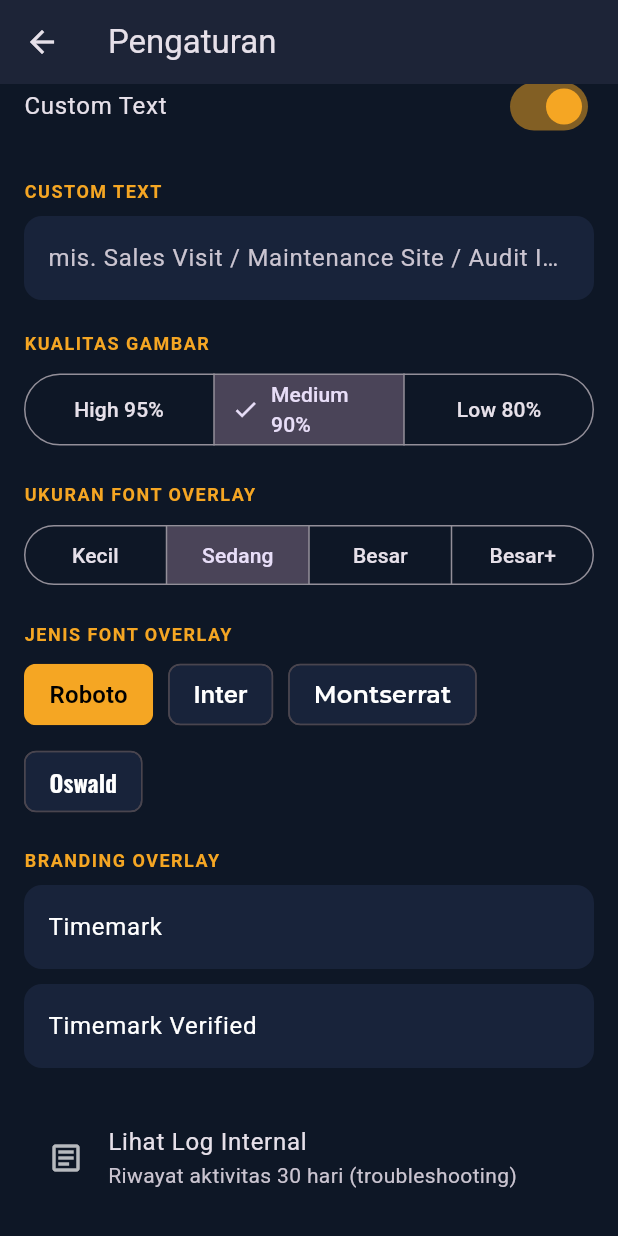
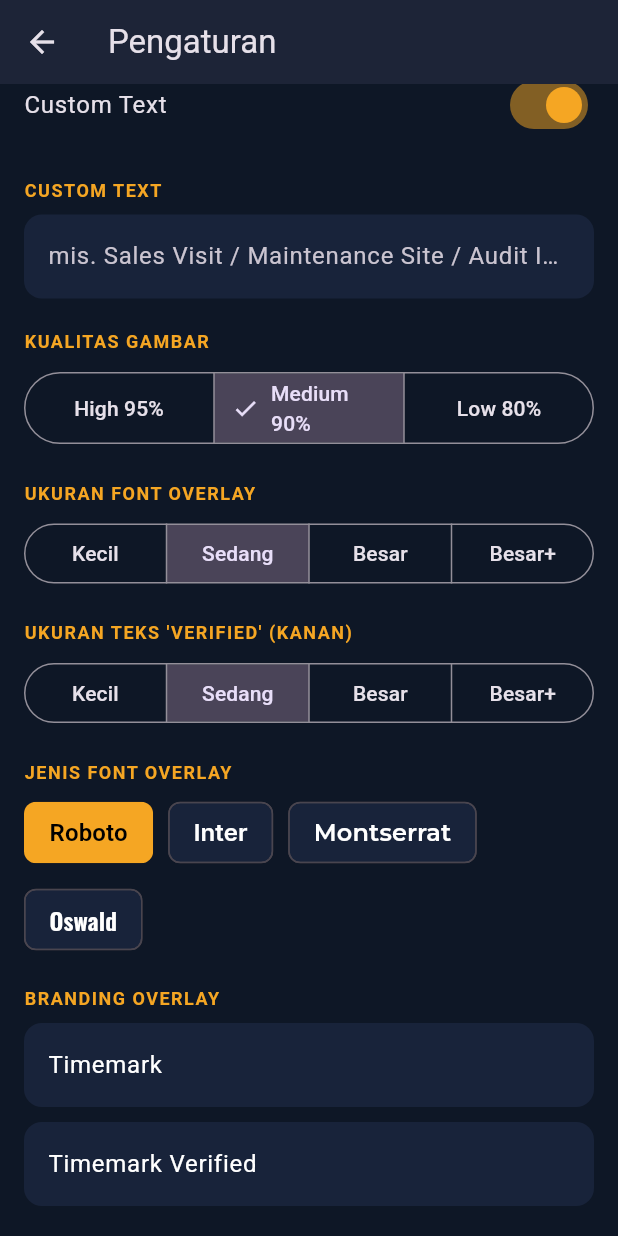
Before and after one commit to alfarabiki/Time-Tracks, a Flutter app: the SettingsScreen screen opened directly, scrolled down 492 dp, on a phone screen of 412 x 824 dp. Run offline on Flutter 3.47's test engine with Material 3 defaults, Android fonts, the phone set to English and light mode, and no system bars; our stand-ins replace camera, flutter_map, geocoding, geolocator, image_picker, latlong2 and 3 more; missing offline and left inert: gal; accounts and stored records are empty; statements that could not run were skipped.

Commit message:
v1.2.1: ukuran teks Verified (kanan) bisa diatur sendiri
- Tambah pengaturan ukuran khusus label Verified vertikal (kanan),
  independen dari Ukuran Font Overlay (Kecil/Sedang/Besar/Besar+)
- Ikon & teks Verified ikut skala verifiedSize

Co-Authored-By: Claude Opus 4.8 (1M context) <noreply@anthropic.com>

```diff
--- a/lib/models/overlay_settings.dart
+++ b/lib/models/overlay_settings.dart
@@ -60,6 +60,9 @@ class OverlaySettings {
   final FontSizeOption fontSize;
   final String fontFamily;
 
+  /// Ukuran khusus label "Verified" vertikal (kanan), independen dari fontSize.
+  final FontSizeOption verifiedSize;
+
   const OverlaySettings({
     this.showTime = true,
     this.showAddress = true,
@@ -75,6 +78,7 @@ class OverlaySettings {
     this.imageQuality = ImageQuality.medium,
     this.fontSize = FontSizeOption.medium,
     this.fontFamily = 'Roboto',
+    this.verifiedSize = FontSizeOption.medium,
   });
 
   OverlaySettings copyWith({
@@ -92,6 +96,7 @@ class OverlaySettings {
     ImageQuality? imageQuality,
     FontSizeOption? fontSize,
     String? fontFamily,
+    FontSizeOption? verifiedSize,
   }) {
     return OverlaySettings(
       showTime: showTime ?? this.showTime,
@@ -108,6 +113,7 @@ class OverlaySettings {
       imageQuality: imageQuality ?? this.imageQuality,
       fontSize: fontSize ?? this.fontSize,
       fontFamily: fontFamily ?? this.fontFamily,
+      verifiedSize: verifiedSize ?? this.verifiedSize,
     );
   }
 
@@ -126,6 +132,7 @@ class OverlaySettings {
         'imageQuality': imageQuality.name,
         'fontSize': fontSize.name,
         'fontFamily': fontFamily,
+        'verifiedSize': verifiedSize.name,
       };
 
   factory OverlaySettings.fromJson(Map<String, Object?> j) {
@@ -155,6 +162,10 @@ class OverlaySettings {
       fontFamily: kOverlayFonts.contains(j['fontFamily'])
           ? j['fontFamily'] as String
           : 'Roboto',
+      verifiedSize: FontSizeOption.values.firstWhere(
+        (f) => f.name == j['verifiedSize'],
+        orElse: () => FontSizeOption.medium,
+      ),
     );
   }
 
--- a/lib/screens/settings/settings_screen.dart
+++ b/lib/screens/settings/settings_screen.dart
@@ -93,6 +93,10 @@ class _SettingsScreenState extends State<SettingsScreen> {
           _fontSizeSelector(),
 
           const SizedBox(height: 16),
+          _section("Ukuran Teks 'Verified' (kanan)"),
+          _verifiedSizeSelector(),
+
+          const SizedBox(height: 16),
           _section('Jenis Font Overlay'),
           _fontFamilySelector(),
 
@@ -180,6 +184,17 @@ class _SettingsScreenState extends State<SettingsScreen> {
     );
   }
 
+  Widget _verifiedSizeSelector() {
+    return SegmentedButton<FontSizeOption>(
+      segments: FontSizeOption.values
+          .map((f) => ButtonSegment(value: f, label: Text(f.label)))
+          .toList(),
+      selected: {_s.verifiedSize},
+      showSelectedIcon: false,
+      onSelectionChanged: (sel) => _update(_s.copyWith(verifiedSize: sel.first)),
+    );
+  }
+
   Widget _fontFamilySelector() {
     return Wrap(
       spacing: 10,
--- a/lib/widgets/timemark_overlay.dart
+++ b/lib/widgets/timemark_overlay.dart
@@ -69,6 +69,8 @@ class TimemarkOverlay extends StatelessWidget {
             ),
 
             // ===== RIGHT EDGE: Verified vertikal =====
+            // Ukuran label "Verified" independen dari fontSize global
+            // (pakai verifiedSize), agar bisa dikecil/besarkan sendiri.
             if (settings.showVerification)
               Positioned(
                 top: 0,
@@ -82,7 +84,7 @@ class TimemarkOverlay extends StatelessWidget {
                       children: [
                         Icon(
                           Icons.verified_user_outlined,
-                          size: s(0.030),
+                          size: s(0.030) * settings.verifiedSize.scale,
                           color: Colors.white.withOpacity(0.9),
                           shadows: shadows,
                         ),
@@ -94,6 +96,7 @@ class TimemarkOverlay extends StatelessWidget {
                             softWrap: false,
                             overflow: TextOverflow.fade,
                             style: style(0.024).copyWith(
+                              fontSize: s(0.024) * settings.verifiedSize.scale,
                               color: Colors.white.withOpacity(0.92),
                             ),
                           ),
--- a/pubspec.yaml
+++ b/pubspec.yaml
@@ -1,7 +1,7 @@
 name: timeproof
 description: "TimeProof - Dokumentasi kehadiran & aktivitas kerja dengan bukti foto bertimestamp, lokasi, koordinat, dan kode verifikasi."
 publish_to: "none"
-version: 1.2.0+5
+version: 1.2.1+2006
 
 environment:
   sdk: ">=3.3.0 <4.0.0"
```
